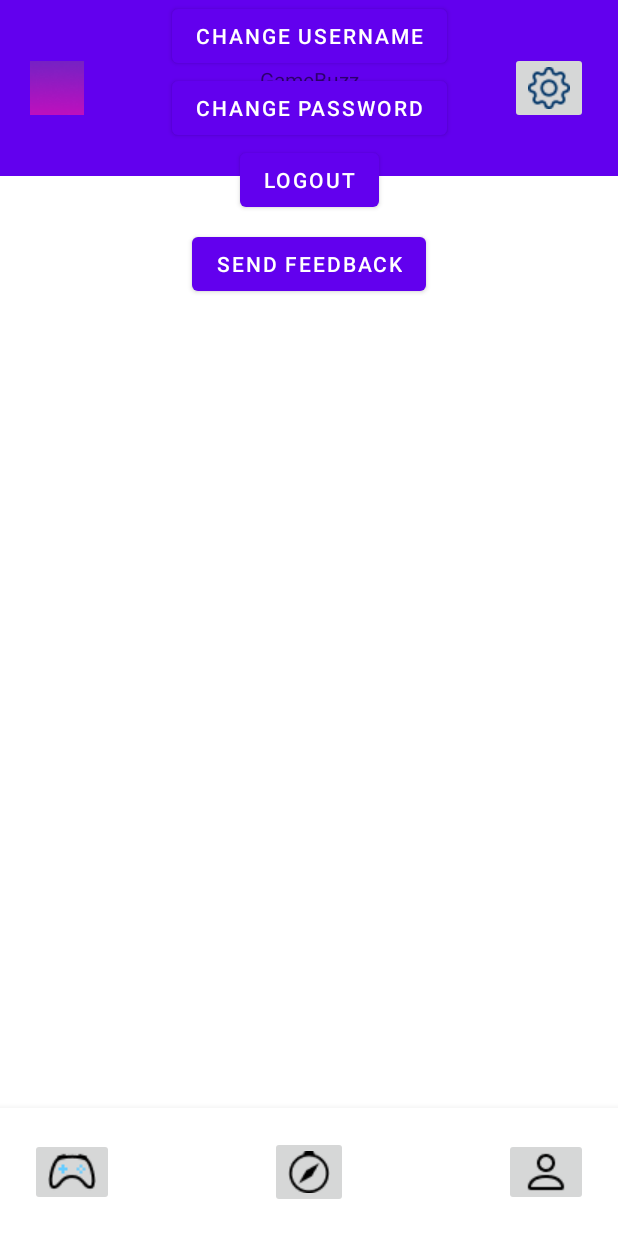
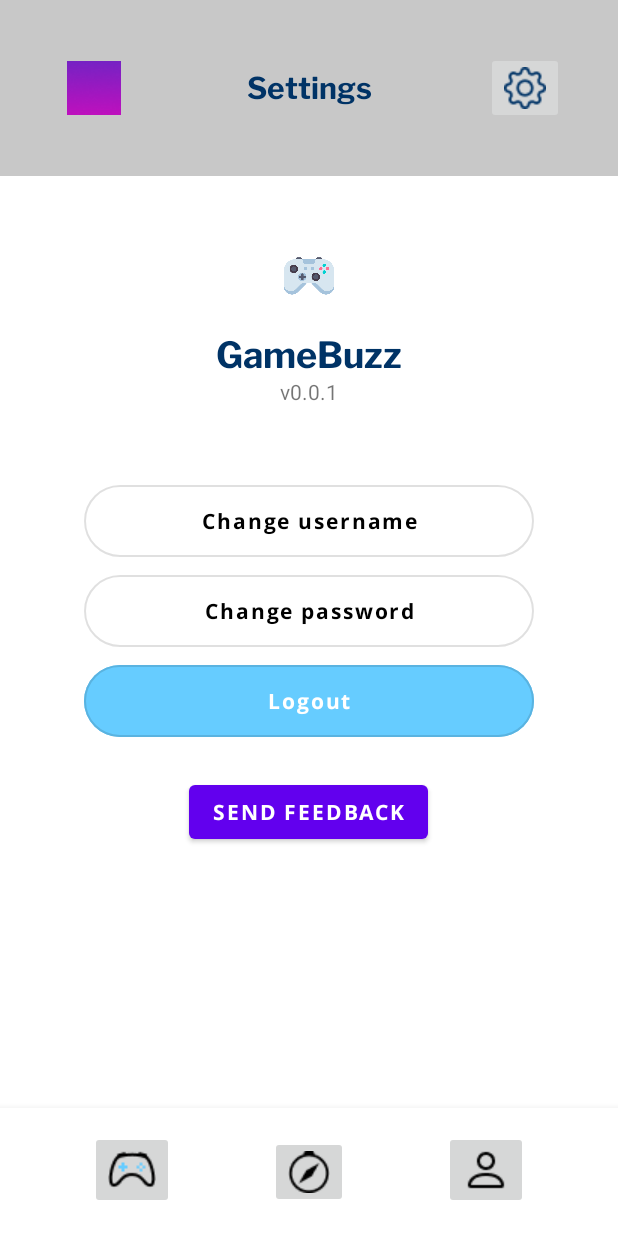
Before and after one commit to francescobarbieri/GameBuzz, an Android app: the SettingsActivity screen opened directly, with no data from a screen before it, on a phone screen of 412 x 824 dp. Run offline under Robolectric (Android 15) with nearby library versions, the light colour scheme and no system bars.

Commit message:
Progresso nello stile della pagine delle impostazioni. Da sistemare le icone, Il tasto del feedback e il background color della topbar

```diff
--- a/app/src/main/res/layout/activity_settings.xml
+++ b/app/src/main/res/layout/activity_settings.xml
@@ -8,43 +8,65 @@
 
     <Button
         android:id="@+id/button2"
-        android:layout_width="wrap_content"
-        android:layout_height="wrap_content"
+        style="@style/Widget.MaterialComponents.Button.OutlinedButton"
+        android:layout_width="300dp"
+        android:layout_height="60dp"
+        android:backgroundTint="@android:color/transparent"
+        android:fontFamily="@font/open_sans_bold"
         android:text="@string/change_username"
         app:layout_constraintEnd_toEndOf="parent"
         app:layout_constraintStart_toStartOf="parent"
-        tools:layout_editor_absoluteY="337dp" />
+        android:layout_marginTop="200dp"
+        android:textAllCaps="false"
+        android:textColor="@color/black"
+        app:cornerRadius="80dp"
+        app:layout_constraintTop_toBottomOf="@+id/toolbar" />
 
     <Button
         android:id="@+id/button4"
-        android:layout_width="wrap_content"
-        android:layout_height="wrap_content"
+        style="@style/Widget.MaterialComponents.Button.OutlinedButton"
+        android:layout_width="300dp"
+        android:layout_height="60dp"
+        android:backgroundTint="@android:color/transparent"
+        android:fontFamily="@font/open_sans_bold"
         android:text="@string/change_password"
         app:layout_constraintEnd_toEndOf="parent"
         app:layout_constraintStart_toStartOf="parent"
+        android:textAllCaps="false"
+        android:textColor="@color/black"
+        app:cornerRadius="80dp"
         app:layout_constraintTop_toBottomOf="@+id/button2" />
 
     <Button
         android:id="@+id/button7"
-        android:layout_width="wrap_content"
-        android:layout_height="wrap_content"
+        style="@style/Widget.MaterialComponents.Button.OutlinedButton"
+        android:layout_width="300dp"
+        android:layout_height="60dp"
+        android:backgroundTint="@color/main_azure"
+        android:fontFamily="@font/open_sans_bold"
         android:text="@string/logout"
         app:layout_constraintEnd_toEndOf="parent"
         app:layout_constraintStart_toStartOf="parent"
+        android:textAllCaps="false"
+        android:textColor="@color/white"
+        app:cornerRadius="80dp"
         app:layout_constraintTop_toBottomOf="@+id/button4" />
 
     <Button
         android:id="@+id/button8"
         android:layout_width="wrap_content"
         android:layout_height="wrap_content"
-        android:layout_marginTop="8dp"
+        android:fontFamily="@font/open_sans_bold"
+        android:layout_marginTop="20dp"
         android:text="@string/send_feedback"
         app:layout_constraintEnd_toEndOf="parent"
+        app:layout_constraintHorizontal_bias="0.498"
         app:layout_constraintStart_toStartOf="parent"
         app:layout_constraintTop_toBottomOf="@+id/button7" />
 
     <androidx.appcompat.widget.Toolbar
         android:id="@+id/toolbar"
+        android:backgroundTint="@color/light_gray1"
         android:layout_width="match_parent"
         android:layout_height="117dp"
         android:background="?attr/colorPrimary"
@@ -58,16 +80,22 @@
         android:id="@+id/imageButton2"
         android:layout_width="36dp"
         android:layout_height="36dp"
+        android:layout_marginRight="40dp"
         app:layout_constraintBottom_toBottomOf="@+id/toolbar"
+        app:layout_constraintEnd_toStartOf="@+id/textView4"
         app:layout_constraintStart_toStartOf="@+id/toolbar"
         app:layout_constraintTop_toTopOf="parent"
-        android:layout_margin="20dp"
+        app:cornerRadius="300dp"
         app:srcCompat="@drawable/propic" />
 
     <TextView
         android:id="@+id/textView4"
         android:layout_width="wrap_content"
         android:layout_height="wrap_content"
+        android:fontFamily="@font/libre_franklin_bold"
+        android:textColor="@color/dark_blue"
+        android:textSize="20sp"
+        android:gravity="center"
         android:text="@string/settings"
         app:layout_constraintBottom_toBottomOf="@+id/toolbar"
         app:layout_constraintEnd_toEndOf="parent"
@@ -78,10 +106,11 @@
         android:id="@+id/imageButton3"
         android:layout_width="wrap_content"
         android:layout_height="wrap_content"
+        android:layout_marginLeft="40dp"
         app:layout_constraintBottom_toBottomOf="@+id/toolbar"
         app:layout_constraintEnd_toEndOf="@+id/toolbar"
+        app:layout_constraintStart_toEndOf="@+id/textView4"
         app:layout_constraintTop_toTopOf="@+id/toolbar"
-        android:layout_margin="20dp"
         app:srcCompat="@drawable/gear" />
 
     <ImageView
@@ -99,7 +128,11 @@
         android:id="@+id/textView5"
         android:layout_width="wrap_content"
         android:layout_height="wrap_content"
+        android:layout_marginTop="20dp"
+        android:fontFamily="@font/libre_franklin_bold"
         android:text="GameBuzz"
+        android:textColor="@color/dark_blue"
+        android:textSize="24sp"
         app:layout_constraintEnd_toEndOf="parent"
         app:layout_constraintStart_toStartOf="parent"
         app:layout_constraintTop_toBottomOf="@+id/imageView" />
@@ -116,7 +149,8 @@
             android:layout_width="wrap_content"
             android:layout_height="wrap_content"
             android:layout_gravity="right"
-            android:layout_margin="20dp"
+            android:layout_marginRight="60dp"
+            android:layout_marginTop="15dp"
             app:srcCompat="@drawable/account" />
 
         <ImageButton
@@ -131,7 +165,8 @@
             android:layout_width="wrap_content"
             android:layout_height="wrap_content"
             android:layout_gravity="left"
-            android:layout_margin="20dp"
+            android:layout_marginLeft="60dp"
+            android:layout_marginTop="15dp"
             app:srcCompat="@drawable/controller" />
     </com.google.android.material.bottomnavigation.BottomNavigationView>
 
```
Also changed, not shown: app/src/main/java/com/gamebuzz/SettingsActivity.java (line endings or trailing spaces).
